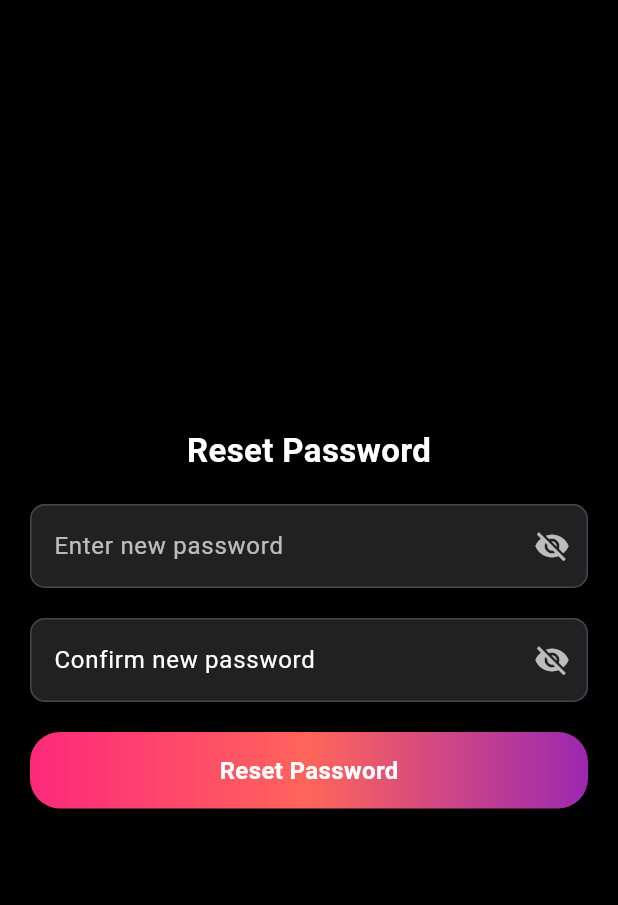
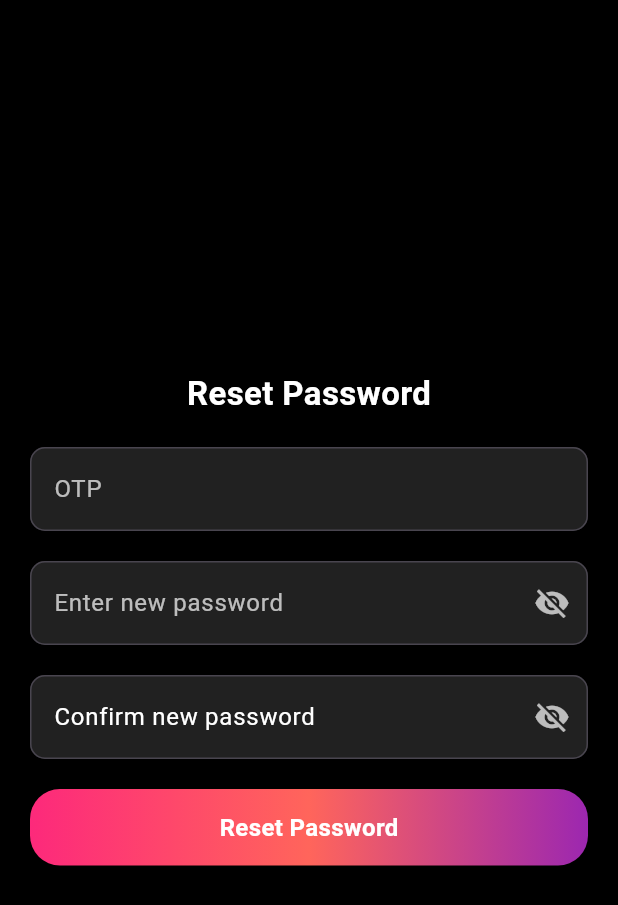
Before and after one commit to Bhoomi200418/Sticky-notes, a Flutter app: the ResetPasswordScreen screen opened directly with empty values, on a phone screen of 412 x 824 dp. Shown: the top 905 px of the screen. Run offline on Flutter 3.47's test engine with Material 3 defaults, Android fonts, the phone set to English and light mode, and no system bars; our stand-ins replace fluttertoast, shared_preferences, table_calendar; accounts and stored records are empty.

Commit message:
forgot password complete

```diff
--- a/lib/forgot_password_page.dart
+++ b/lib/forgot_password_page.dart
@@ -137,7 +137,10 @@ class _VerifyOtpScreenState extends State<VerifyOtpScreen> {
       Navigator.push(
         context,
         MaterialPageRoute(
-          builder: (context) => ResetPasswordScreen(email: widget.email),
+          builder: (context) => ResetPasswordScreen(
+            email: widget.email,
+            otp: otpController.text.trim(),
+          ),
         ),
       );
     } else {
@@ -213,14 +216,24 @@ class _VerifyOtpScreenState extends State<VerifyOtpScreen> {
 
 class ResetPasswordScreen extends StatefulWidget {
   final String email;
-  ResetPasswordScreen({required this.email});
+  final String otp;
+
+  ResetPasswordScreen({required this.email, required this.otp});
   @override
   _ResetPasswordScreenState createState() => _ResetPasswordScreenState();
 }
 
 class _ResetPasswordScreenState extends State<ResetPasswordScreen> {
   TextEditingController passwordController = TextEditingController();
+  TextEditingController otpController = TextEditingController();
   bool isLoading = false;
+
+  @override
+  void initState() {
+    super.initState();
+    otpController.text = widget.otp; // Set OTP from previous screen
+  }
+
   bool obscurePassword = true;
   final TextEditingController confirmPasswordController =
       TextEditingController();
@@ -246,6 +259,7 @@ class _ResetPasswordScreenState extends State<ResetPasswordScreen> {
         body: jsonEncode({
           'email': widget.email,
           'new_password': passwordController.text.trim(),
+          'otp': otpController.text.trim()
         }),
       );
 
@@ -288,6 +302,21 @@ class _ResetPasswordScreenState extends State<ResetPasswordScreen> {
                     fontSize: 22,
                     fontWeight: FontWeight.bold,
                     color: Colors.white,
+                  ),
+                ),
+                SizedBox(height: 20),
+                // OTP Box
+                TextField(
+                  controller: otpController,
+                  readOnly: true, // Set as read-only
+                  style: TextStyle(color: Colors.white),
+                  decoration: InputDecoration(
+                    filled: true,
+                    fillColor: Colors.grey[900],
+                    labelText: "OTP",
+                    labelStyle: TextStyle(color: Colors.white70),
+                    border: OutlineInputBorder(
+                        borderRadius: BorderRadius.circular(10)),
                   ),
                 ),
                 SizedBox(height: 20),
```
